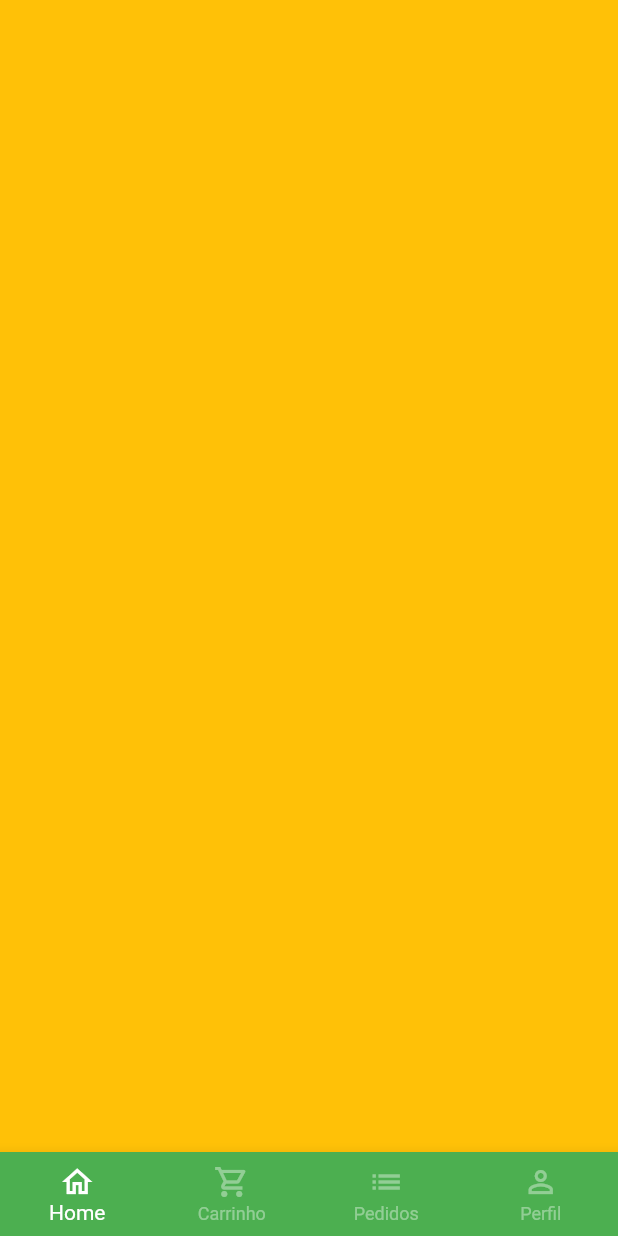
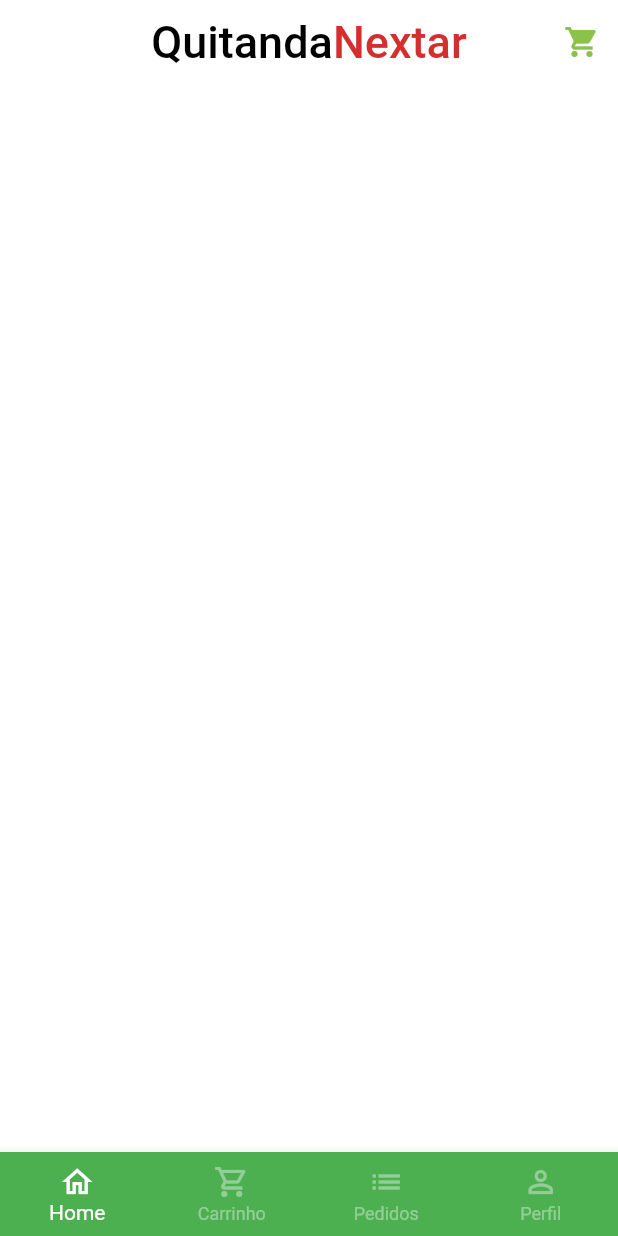
Before and after one commit to emilson-silva/quitanda_virtual, a Flutter app: the screen it shows after launch, after a tap on "Entrar", on a phone screen of 412 x 824 dp. Run offline on Flutter 3.47's test engine with Material 2 defaults, Android fonts, the phone set to English and light mode, and no system bars; our stand-ins replace animated_text_kit, mask_text_input_formatter.

Commit message:
AppBar com nome e ícone do carrinho

```diff
--- a/lib/main.dart
+++ b/lib/main.dart
@@ -15,6 +15,7 @@
       title: 'Flutter Demo',
       theme: ThemeData(
         primarySwatch: Colors.green,
+        scaffoldBackgroundColor: Colors.white.withAlpha(190),
       ),
       debugShowCheckedModeBanner: false,
       home: const SignInScreen(),
--- a/lib/src/base/base_screen.dart
+++ b/lib/src/base/base_screen.dart
@@ -1,4 +1,5 @@
 import 'package:flutter/material.dart';
+import 'package:quitanda_virtual/src/home/home_tab.dart';
 
 class BaseScreen extends StatefulWidget {
   const BaseScreen({super.key});
@@ -18,7 +19,7 @@
         physics: const NeverScrollableScrollPhysics(),
         controller: pageController,
         children: [
-          Container(color: Colors.amber),
+          const HomeTab(),
           Container(color: Colors.red),
           Container(color: Colors.blue),
           Container(color: Colors.yellow),
--- /dev/null
+++ b/lib/src/home/home_tab.dart
@@ -0,0 +1,47 @@
+import 'package:flutter/material.dart';
+import 'package:quitanda_virtual/src/config/custom_colors.dart';
+
+class HomeTab extends StatelessWidget {
+  const HomeTab({super.key});
+
+  @override
+  Widget build(BuildContext context) {
+    return Scaffold(
+      appBar: AppBar(
+        elevation: 0,
+        backgroundColor: Colors.transparent,
+        actions: [
+          IconButton(
+            onPressed: () {},
+            icon: Icon(
+              Icons.shopping_cart,
+              color: CustomColors.customSwatchColor,
+            ),
+          )
+        ],
+        centerTitle: true,
+        title: Text.rich(
+          TextSpan(
+            style: const TextStyle(
+              fontSize: (30),
+            ),
+            children: [
+              const TextSpan(
+                text: 'Quitanda',
+                style: TextStyle(
+                  color: Colors.black,
+                ),
+              ),
+              TextSpan(
+                text: 'Nextar',
+                style: TextStyle(
+                  color: CustomColors.customContrastColor,
+                ),
+              ),
+            ],
+          ),
+        ),
+      ),
+    );
+  }
+}
```
